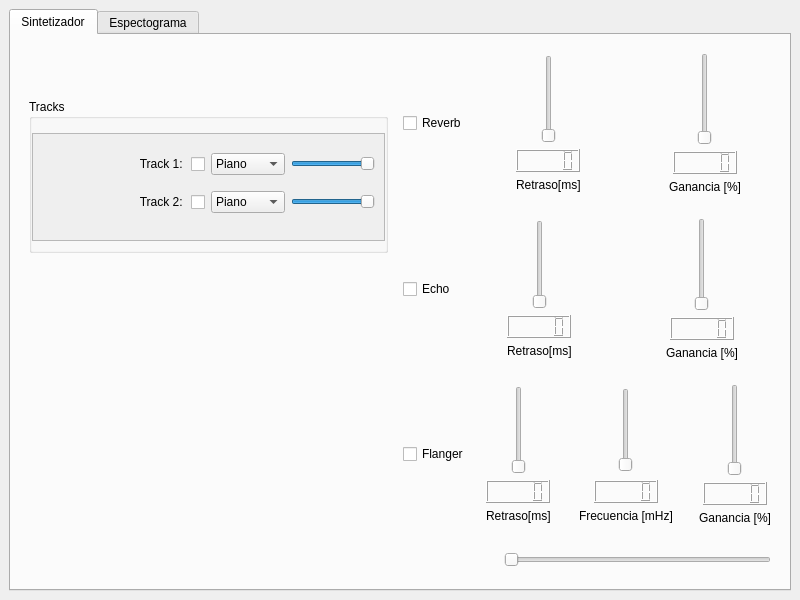
Above: SynThool/src/ui/designer/SynthesisTool.ui from KevinWahle/ASSD-Synthesis-Tool before the change. Below: the same form after it.
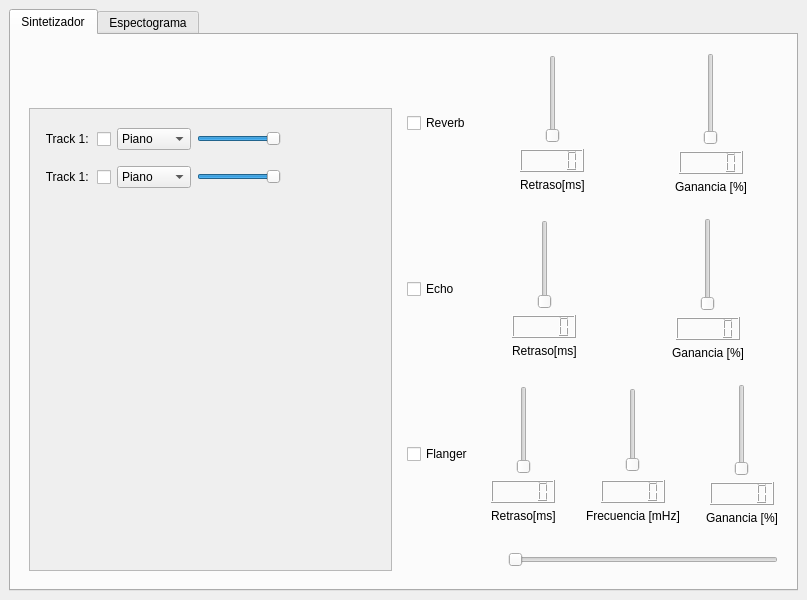
That is the form after the change. Icons and pictures are not drawn. Custom widgets are drawn as their Qt base class.

Patch:
```diff
--- a/SynThool/src/ui/designer/SynthesisTool.ui
+++ b/SynThool/src/ui/designer/SynthesisTool.ui
@@ -6,10 +6,16 @@
    <rect>
     <x>0</x>
     <y>0</y>
-    <width>800</width>
+    <width>807</width>
     <height>600</height>
    </rect>
   </property>
+  <property name="minimumSize">
+   <size>
+    <width>807</width>
+    <height>600</height>
+   </size>
+  </property>
   <property name="windowTitle">
    <string>Synthesis Tool</string>
   </property>
@@ -32,22 +38,25 @@
             <item>
              <widget class="QWidget" name="verticalWidget_3" native="true">
               <property name="sizePolicy">
-               <sizepolicy hsizetype="MinimumExpanding" vsizetype="Preferred">
+               <sizepolicy hsizetype="Expanding" vsizetype="Preferred">
                 <horstretch>0</horstretch>
                 <verstretch>0</verstretch>
                </sizepolicy>
               </property>
               <property name="minimumSize">
                <size>
-                <width>220</width>
+                <width>335</width>
                 <height>0</height>
                </size>
               </property>
               <layout class="QVBoxLayout" name="verticalLayout_3">
+               <property name="bottomMargin">
+                <number>0</number>
+               </property>
                <item>
                 <widget class="QWidget" name="horizontalWidget_3" native="true">
                  <property name="sizePolicy">
-                  <sizepolicy hsizetype="Preferred" vsizetype="Fixed">
+                  <sizepolicy hsizetype="Expanding" vsizetype="Fixed">
                    <horstretch>0</horstretch>
                    <verstretch>0</verstretch>
                   </sizepolicy>
@@ -176,35 +185,8 @@
                  </layout>
                 </widget>
                </item>
-               <item alignment="Qt::AlignTop">
-                <widget class="QGroupBox" name="groupBox">
-                 <property name="sizePolicy">
-                  <sizepolicy hsizetype="Preferred" vsizetype="Expanding">
-                   <horstretch>0</horstretch>
-                   <verstretch>0</verstretch>
-                  </sizepolicy>
-                 </property>
-                 <property name="title">
-                  <string>Tracks</string>
-                 </property>
-                 <property name="alignment">
-                  <set>Qt::AlignLeading|Qt::AlignLeft|Qt::AlignTop</set>
-                 </property>
-                 <layout class="QVBoxLayout" name="verticalLayout_11">
-                  <property name="leftMargin">
-                   <number>0</number>
-                  </property>
-                  <property name="topMargin">
-                   <number>5</number>
-                  </property>
-                  <property name="rightMargin">
-                   <number>0</number>
-                  </property>
-                  <property name="bottomMargin">
-                   <number>0</number>
-                  </property>
                   <item>
-                   <widget class="QWidget" name="" native="true">
+                <widget class="QWidget" name="widget" native="true">
                     <property name="sizePolicy">
                      <sizepolicy hsizetype="Preferred" vsizetype="Expanding">
                       <horstretch>0</horstretch>
@@ -221,7 +203,7 @@
                      <item>
                       <widget class="QScrollArea" name="scrollArea">
                        <property name="sizePolicy">
-                        <sizepolicy hsizetype="MinimumExpanding" vsizetype="Fixed">
+                     <sizepolicy hsizetype="Expanding" vsizetype="Expanding">
                          <horstretch>0</horstretch>
                          <verstretch>0</verstretch>
                         </sizepolicy>
@@ -229,6 +211,9 @@
                        <property name="horizontalScrollBarPolicy">
                         <enum>Qt::ScrollBarAlwaysOff</enum>
                        </property>
+                    <property name="sizeAdjustPolicy">
+                     <enum>QAbstractScrollArea::AdjustToContents</enum>
+                    </property>
                        <property name="widgetResizable">
                         <bool>true</bool>
                        </property>
@@ -237,12 +222,12 @@
                          <rect>
                           <x>0</x>
                           <y>0</y>
-                          <width>302</width>
-                          <height>107</height>
+                       <width>299</width>
+                       <height>415</height>
                          </rect>
                         </property>
                         <property name="sizePolicy">
-                         <sizepolicy hsizetype="Preferred" vsizetype="Expanding">
+                      <sizepolicy hsizetype="Fixed" vsizetype="Expanding">
                           <horstretch>0</horstretch>
                           <verstretch>0</verstretch>
                          </sizepolicy>
@@ -254,10 +239,10 @@
                          <property name="rightMargin">
                           <number>0</number>
                          </property>
-                         <item>
+                      <item alignment="Qt::AlignTop">
                           <widget class="QWidget" name="verticalWidget" native="true">
                            <property name="sizePolicy">
-                            <sizepolicy hsizetype="Preferred" vsizetype="Expanding">
+                         <sizepolicy hsizetype="Expanding" vsizetype="Expanding">
                              <horstretch>0</horstretch>
                              <verstretch>0</verstretch>
                             </sizepolicy>
@@ -377,7 +362,7 @@
                                   <enum>Qt::RightToLeft</enum>
                                  </property>
                                  <property name="text">
-                                  <string>Track 2: </string>
+                               <string>Track 1: </string>
                                  </property>
                                 </widget>
                                </item>
@@ -448,9 +433,6 @@
                          </item>
                         </layout>
                        </widget>
-                      </widget>
-                     </item>
-                    </layout>
                    </widget>
                   </item>
                  </layout>
```
Left out of the diff: 14 changed lines with no effect on the pictures. Lines whose indentation alone changed are shown as unchanged.
